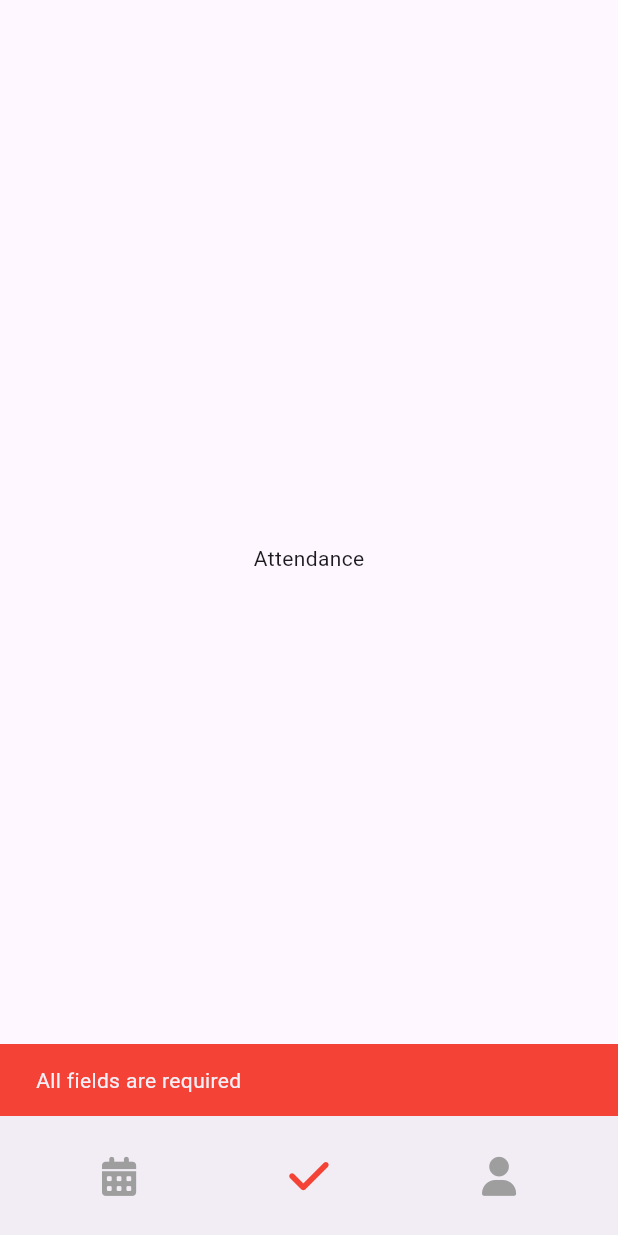
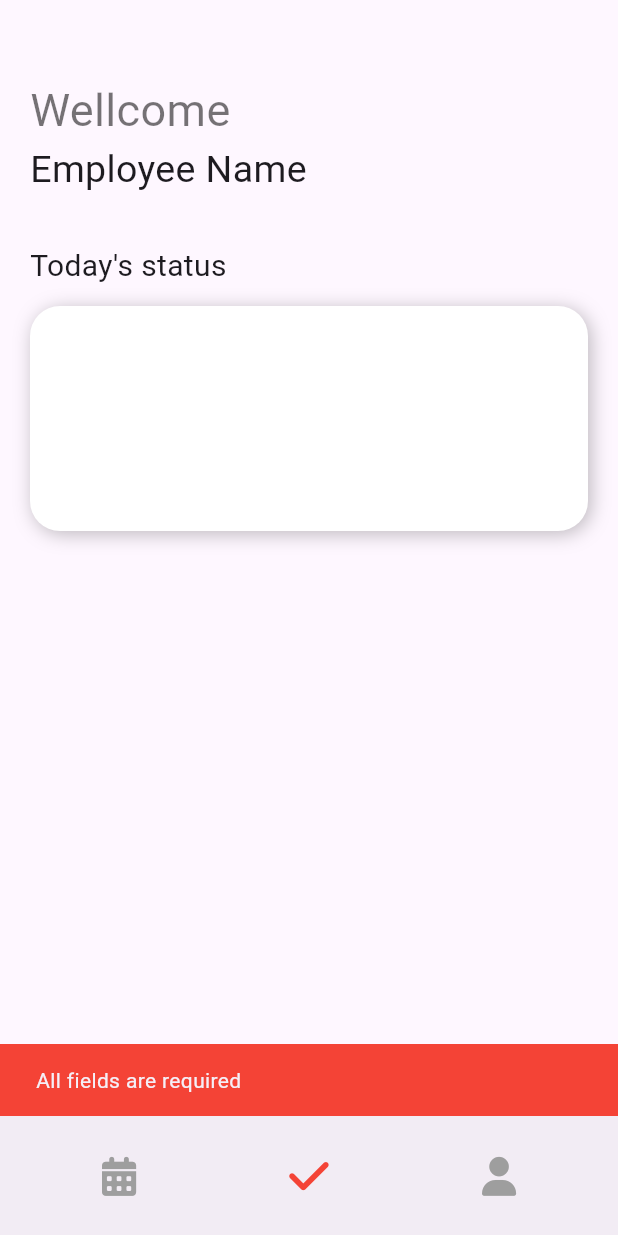
Before and after one commit to ventocilla/i_ponto, a Flutter app: the screen it shows after launch, after a tap on "ENTRAR", on a phone screen of 412 x 824 dp. Run offline on Flutter 3.47's test engine with Material 2 defaults, Android fonts, the phone set to English and light mode, and no system bars; our stand-ins replace flutter_dotenv, font_awesome_flutter, supabase_flutter; accounts and stored records are empty.

Commit message:
work on Attendance UI

```diff
--- a/lib/screens/attendence_screen.dart
+++ b/lib/screens/attendence_screen.dart
@@ -1,3 +1,5 @@
+// ignore_for_file: prefer_const_constructors
+
 import 'package:flutter/material.dart';
 
 class AttendanceScreen extends StatelessWidget {
@@ -5,9 +7,52 @@ class AttendanceScreen extends StatelessWidget {
 
   @override
   Widget build(BuildContext context) {
-    return const Scaffold(
-      body: Center(
-        child: Text('Attendance'),
+    return Scaffold(
+      body: SingleChildScrollView(
+        padding: EdgeInsets.all(20),
+        child: Column(
+          children: [
+            Container(
+              alignment: Alignment.centerLeft,
+              margin: const EdgeInsets.only(top: 32),
+              child: const Text(
+                'Wellcome',
+                style: TextStyle(color: Colors.black54, fontSize: 30),
+              ),
+            ),
+            Container(
+              alignment: Alignment.centerLeft,
+              child: const Text(
+                'Employee Name',
+                style: TextStyle(fontSize: 25),
+              ),
+            ),
+            Container(
+              alignment: Alignment.centerLeft,
+              margin: const EdgeInsets.only(top: 32),
+              child: const Text(
+                "Today's status",
+                style: TextStyle(fontSize: 20),
+              ),
+            ),
+            Container(
+              margin: const EdgeInsets.only(top: 12, bottom: 32),
+              height: 150,
+              decoration: const BoxDecoration(
+                color: Colors.white,
+                boxShadow: [
+                  BoxShadow(
+                    color: Colors.black26,
+                    blurRadius: 10,
+                    offset: Offset(2, 2),
+                  ),
+                ],
+                borderRadius: BorderRadius.all(Radius.circular(20)),
+              ),
+              //
+            ),
+          ],
+        ),
       ),
     );
   }
```
